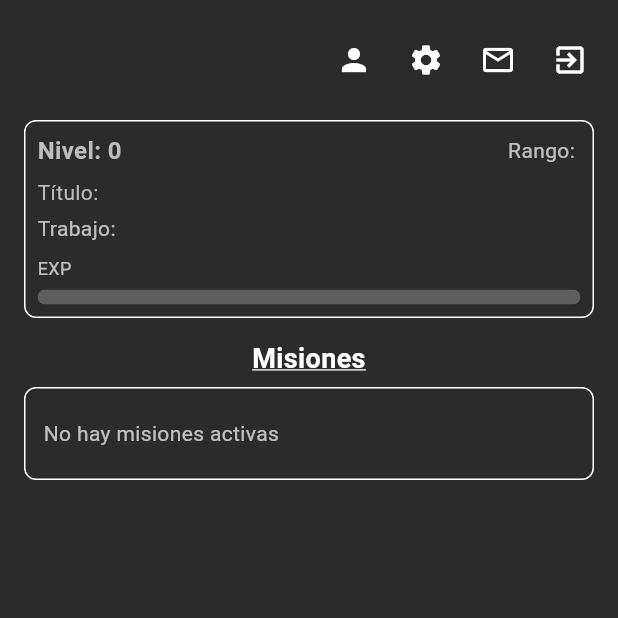
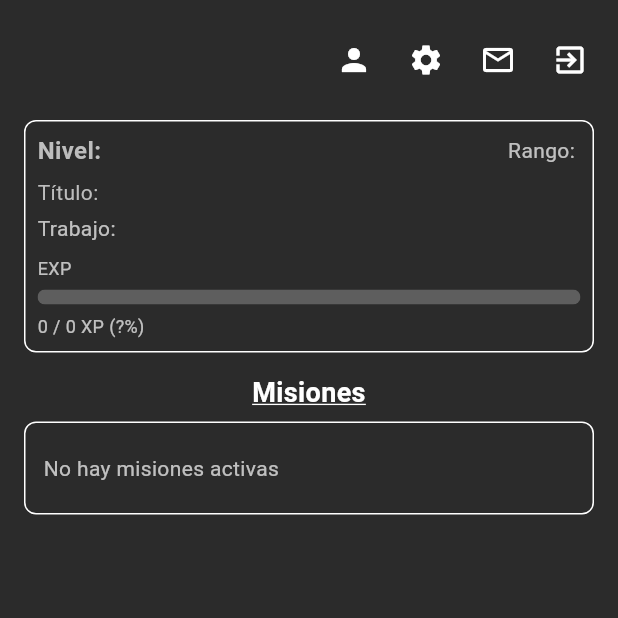
Before and after one commit to Noroetry/lagfrontend, a Flutter app: the HomeScreen screen opened by its route, on a phone screen of 412 x 824 dp, the top half of it. Run offline on Flutter 3.47's test engine with Material 3 defaults, Android fonts, the phone set to English and light mode, and no system bars; our stand-ins replace flutter_secure_storage, jwt_decoder; accounts and stored records are empty.

Commit message:
Magnifico, tenemos gestión de exp

```diff
--- a/lib/views/home/home_screen.dart
+++ b/lib/views/home/home_screen.dart
@@ -2,6 +2,7 @@
 import 'dart:async';
 import 'package:provider/provider.dart';
 import 'package:lagfrontend/controllers/auth_controller.dart';
+import 'package:lagfrontend/controllers/user_controller.dart';
 import 'package:lagfrontend/widgets/quest_popups_handler.dart';
 import 'package:lagfrontend/widgets/quest_detail_popup.dart';
 import 'package:lagfrontend/controllers/quest_controller.dart';
@@ -20,7 +21,11 @@
 
   @override
   Widget build(BuildContext context) {
-    final authController = Provider.of<AuthController>(context);
+  // Listen to UserController for profile changes so this widget rebuilds only
+  // when the user data changes. Use AuthController with listen:false for
+  // actions (logout) to avoid unnecessary rebuilds.
+  final authController = Provider.of<AuthController>(context, listen: false);
+  final userController = Provider.of<UserController>(context);
 
     return Scaffold(
       // AppBar eliminado para evitar la flecha de back; botones colocados dentro del body
@@ -105,22 +110,50 @@
                   borderRadius: BorderRadius.circular(8.0),
                 ),
                 child: Builder(builder: (context) {
-                  final user = authController.currentUser;
+                  final user = userController.currentUser;
                   final additional = user?.additionalData ?? {};
 
-                  // Try to read some commonly used keys from additionalData
-                  final level = additional['level'] ?? additional['nivel'] ?? additional['xpLevel'];
+                  // Try to read some commonly used keys from additionalData.
+                  // The backend will provide new fields:
+                  // - level_number
+                  // - totalExp
+                  // - minExpRequired
+                  // - nextRequiredLevel
                   final title = additional['title'] ?? additional['titulo'] ?? additional['rankTitle'];
                   final job = additional['job'] ?? additional['profesion'] ?? additional['role'];
                   final range = additional['range'] ?? additional['rango'];
 
-                  // EXP placeholder: if we have exp and nextExp compute ratio, otherwise null
+                  // Helper to parse numeric values that may come as int/double or String
+                  num? parseNum(Object? v) {
+                    try {
+                      if (v == null) return null;
+                      if (v is num) return v;
+                      if (v is String) return num.tryParse(v);
+                    } catch (_) {}
+                    return null;
+                  }
+
+                  // Level: prefer explicit backend field, fall back to older keys
+                  final levelNumber = additional['level_number'] ?? additional['level'] ?? additional['nivel'] ?? additional['xpLevel'];
+
+                  // XP fields
+                  final num? totalExp = parseNum(additional['totalExp'] ?? additional['exp'] ?? additional['xp']);
+                  final num? minExp = parseNum(additional['minExpRequired'] ?? additional['minExp']);
+                  final num? nextReq = parseNum(additional['nextRequiredLevel'] ?? additional['expToNext'] ?? additional['xpToNext'] ?? additional['next']);
+
+                  // Compute ratio: (totalExp - minExp) / (nextReq - minExp)
                   double? expRatio;
                   try {
-                    final exp = (additional['exp'] ?? additional['xp']) as num?;
-                    final next = (additional['expToNext'] ?? additional['xpToNext'] ?? additional['next'] ?? 0) as num?;
-                    if (exp != null && next != null && next > 0) {
-                      expRatio = (exp.toDouble() / next.toDouble()).clamp(0.0, 1.0);
+                    if (totalExp != null && minExp != null && nextReq != null) {
+                      final denom = nextReq.toDouble() - minExp.toDouble();
+                      if (denom > 0) {
+                        expRatio = ((totalExp.toDouble() - minExp.toDouble()) / denom).clamp(0.0, 1.0);
+                      } else {
+                        expRatio = 0.0;
+                      }
+                    } else if (totalExp != null && nextReq != null) {
+                      // Fallback: simple total / next
+                      if (nextReq.toDouble() > 0) expRatio = (totalExp.toDouble() / nextReq.toDouble()).clamp(0.0, 1.0);
                     }
                   } catch (_) {
                     expRatio = null;
@@ -132,7 +165,7 @@
                       Row(
                         mainAxisAlignment: MainAxisAlignment.spaceBetween,
                         children: [
-                          Text('Nivel: ${level ?? '—'}', style: const TextStyle(fontSize: 16, fontWeight: FontWeight.bold)),
+                          Text('Nivel: ${levelNumber ?? '—'}', style: const TextStyle(fontSize: 16, fontWeight: FontWeight.bold)),
                           Text('Rango: ${range ?? '—'}', style: const TextStyle(fontSize: 14, color: Colors.white70)),
                         ],
                       ),
@@ -153,6 +186,17 @@
                                 ? LinearProgressIndicator(value: expRatio, minHeight: 10, backgroundColor: Colors.white24, color: Colors.white)
                                 : LinearProgressIndicator(value: 0.0, minHeight: 10, backgroundColor: Colors.white24, color: Colors.white),
                           ),
+                          const SizedBox(height: 6),
+                          // Numeric XP label when we have values
+                          Builder(builder: (context) {
+                            try {
+                              if (totalExp != null && nextReq != null) {
+                                final percent = expRatio != null ? (expRatio * 100).toStringAsFixed(0) : '?';
+                                return Text('${totalExp.toInt()} / ${nextReq.toInt()} XP ($percent%)', style: const TextStyle(fontSize: 12, color: Colors.white70));
+                              }
+                            } catch (_) {}
+                            return const SizedBox.shrink();
+                          }),
                         ],
                       ),
                     ],
@@ -374,23 +418,36 @@
   @override
   Widget build(BuildContext context) {
     final label = _format(_remaining);
+    // Ensure the countdown fits tight vertical constraints by scaling the
+    // label down and constraining the heights of children. This avoids
+    // RenderFlex overflow when the parent gives only ~36px of height.
     return SizedBox(
       width: 60,
       child: Column(
         crossAxisAlignment: CrossAxisAlignment.end,
         mainAxisSize: MainAxisSize.min,
         children: [
-          Text(label, style: const TextStyle(color: Colors.white, fontSize: 14, fontWeight: FontWeight.w600)),
-          const SizedBox(height: 6),
-          // Animate progress changes smoothly
-          if (_startedAt != null)
-            TweenAnimationBuilder<double>(
-              tween: Tween<double>(begin: _fraction, end: _fraction),
-              duration: const Duration(milliseconds: 800),
-              builder: (context, value, child) => LinearProgressIndicator(value: value.clamp(0.0, 1.0), backgroundColor: Colors.white12, color: Colors.green[400], minHeight: 5),
-            )
-          else
-            LinearProgressIndicator(value: null, backgroundColor: Colors.white12, color: Colors.green[400], minHeight: 5),
+          // Constrain label height and allow it to scale down if necessary
+          SizedBox(
+            height: 14,
+            child: FittedBox(
+              fit: BoxFit.scaleDown,
+              alignment: Alignment.centerRight,
+              child: Text(label, style: const TextStyle(color: Colors.white, fontSize: 14, fontWeight: FontWeight.w600)),
+            ),
+          ),
+          const SizedBox(height: 4),
+          // Animate progress changes smoothly. Constrain minHeight to keep compact.
+          SizedBox(
+            height: 8,
+            child: _startedAt != null
+                ? TweenAnimationBuilder<double>(
+                    tween: Tween<double>(begin: _fraction, end: _fraction),
+                    duration: const Duration(milliseconds: 800),
+                    builder: (context, value, child) => LinearProgressIndicator(value: value.clamp(0.0, 1.0), backgroundColor: Colors.white12, color: Colors.green[400], minHeight: 8),
+                  )
+                : LinearProgressIndicator(value: null, backgroundColor: Colors.white12, color: Colors.green[400], minHeight: 8),
+          ),
         ],
       ),
     );
```
Also changed, not shown: lib/controllers/auth_controller.dart (+17 -0 lines), lib/main.dart (+16 -3 lines).
